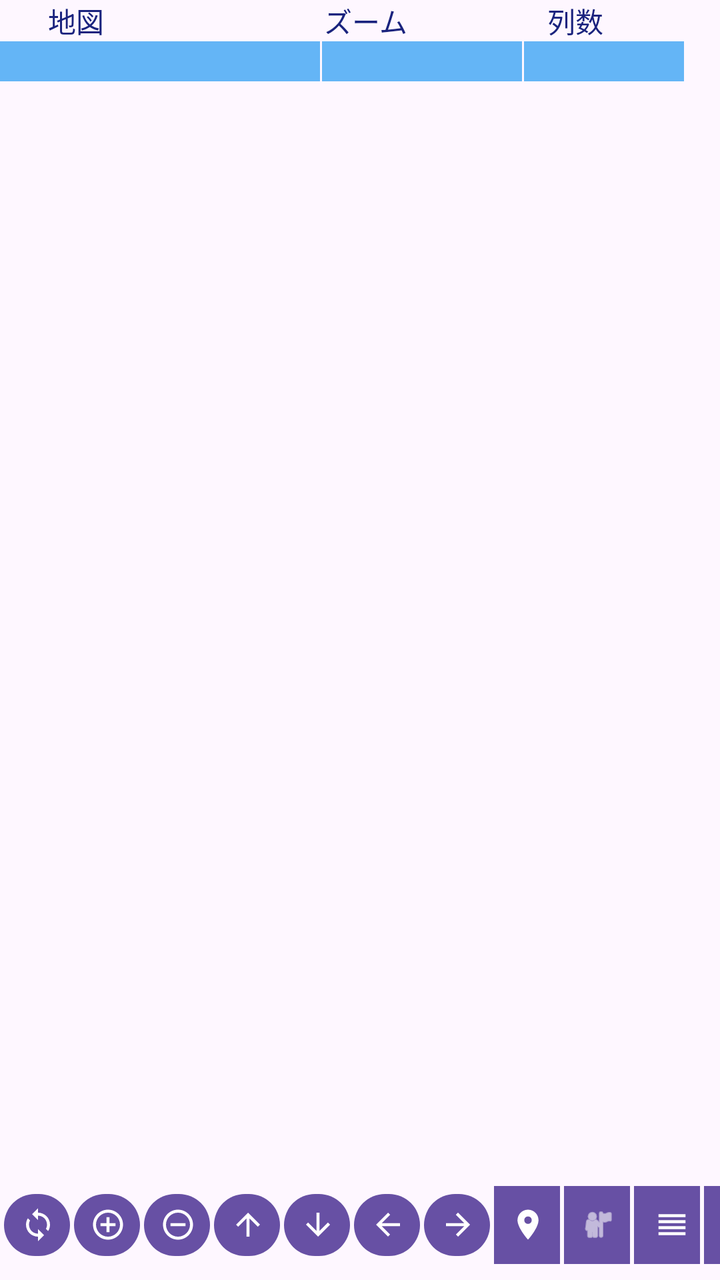
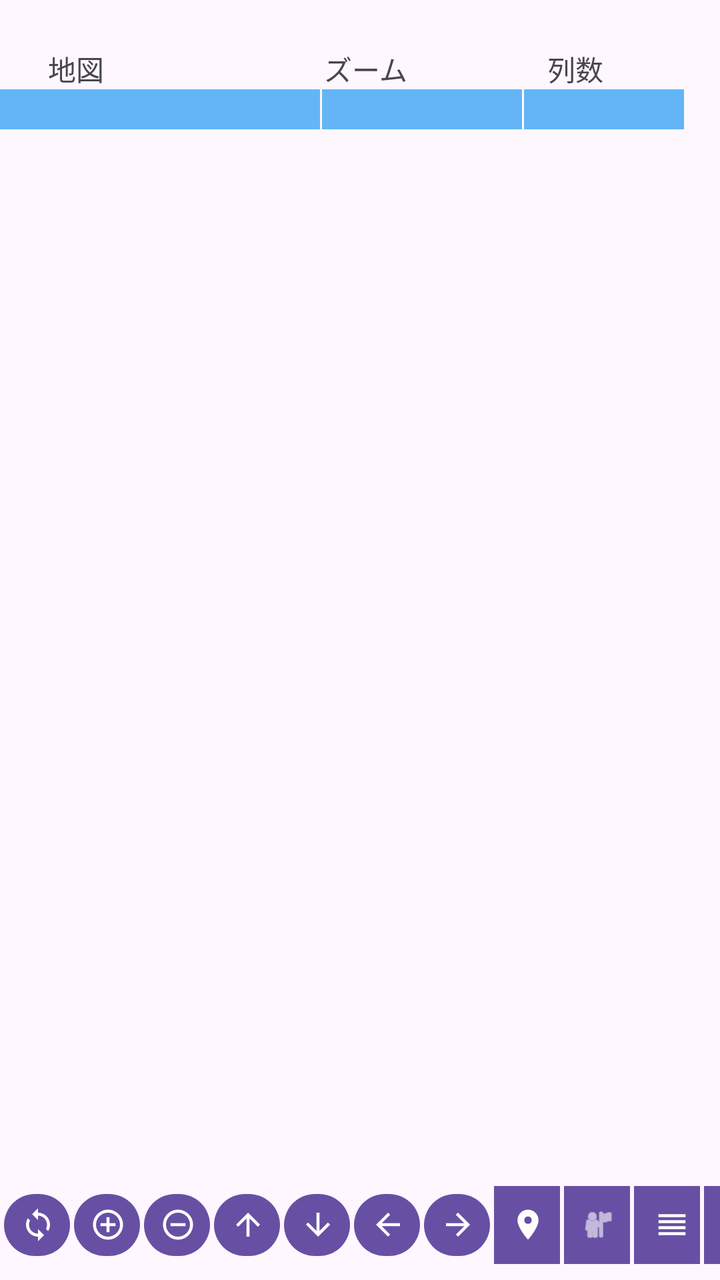

An Android layout rendered at two revisions. The XML below is the earlier revision; the diff shows what the commit changed to produce the second picture.
<!-- AndroidManifest.xml: application theme Theme.MyApplication4 -->
<!-- res/layout/activity_main.xml -->
<?xml version="1.0" encoding="utf-8"?>
<androidx.constraintlayout.widget.ConstraintLayout xmlns:android="http://schemas.android.com/apk/res/android"
    xmlns:app="http://schemas.android.com/apk/res-auto"
    xmlns:tools="http://schemas.android.com/tools"
    android:id="@+id/main"
    android:layout_width="match_parent"
    android:layout_height="match_parent"
    tools:context=".MainActivity">

    <Button
        android:id="@+id/btClockInc"
        android:layout_width="33dp"
        android:layout_height="wrap_content"
        android:layout_marginStart="2dp"
        android:layout_marginBottom="8dp"
        android:background="#FFFFFF"
        android:insetLeft="0dp"
        android:minHeight="0dp"
        android:paddingLeft="8dp"
        android:paddingRight="0dp"
        app:icon="@drawable/ic_baseline_access_time_24"
        app:layout_constraintBottom_toBottomOf="parent"
        app:layout_constraintStart_toEndOf="@+id/btGpsTraceList" />

    <Button
        android:id="@+id/btGpsTraceList"
        android:layout_width="33dp"
        android:layout_height="wrap_content"
        android:layout_marginStart="2dp"
        android:layout_marginBottom="8dp"
        android:background="#FFFFFF"
        android:insetLeft="0dp"
        android:minHeight="0dp"
        android:paddingLeft="10dp"
        android:paddingRight="0dp"
        app:icon="@drawable/outline_reorder_24"
        app:layout_constraintBottom_toBottomOf="parent"
        app:layout_constraintStart_toEndOf="@+id/btMark" />

    <Button
        android:id="@+id/btMark"
        android:layout_width="33dp"
        android:layout_height="wrap_content"
        android:layout_marginStart="2dp"
        android:layout_marginBottom="8dp"
        android:background="#FFFFFF"
        android:minHeight="0dp"
        android:paddingLeft="8dp"
        android:paddingRight="0dp"
        app:icon="@android:drawable/ic_menu_myplaces"
        app:iconPadding="8dp"
        app:layout_constraintBottom_toBottomOf="parent"
        app:layout_constraintStart_toEndOf="@+id/btGpsOn" />

    <Button
        android:id="@+id/btGpsOn"
        android:layout_width="33dp"
        android:layout_height="wrap_content"
        android:layout_marginStart="2dp"
        android:layout_marginBottom="8dp"
        android:background="#E91E63"
        android:minHeight="0dp"
        android:paddingLeft="8dp"
        android:paddingRight="0dp"
        app:icon="@drawable/ic_baseline_location_on_24"
        app:layout_constraintBottom_toBottomOf="parent"
        app:layout_constraintStart_toEndOf="@+id/btMoveRight" />

    <Button
        android:id="@+id/btZoomDown"
        android:layout_width="33dp"
        android:layout_height="wrap_content"
        android:layout_marginStart="2dp"
        android:layout_marginBottom="8dp"
        android:minHeight="0dp"
        android:paddingLeft="8dp"
        android:paddingRight="0dp"
        app:icon="@drawable/ic_baseline_remove_circle_outline_24"
        app:layout_constraintBottom_toBottomOf="parent"
        app:layout_constraintStart_toEndOf="@+id/btZoomUp" />

    <Button
        android:id="@+id/btZoomUp"
        android:layout_width="33dp"
        android:layout_height="wrap_content"
        android:layout_marginStart="2dp"
        android:layout_marginBottom="8dp"
        android:minHeight="0dp"
        android:paddingLeft="8dp"
        android:paddingRight="0dp"
        app:icon="@drawable/ic_baseline_add_circle_outline_24"
        app:layout_constraintBottom_toBottomOf="parent"
        app:layout_constraintStart_toEndOf="@+id/btRedraw" />

    <Button
        android:id="@+id/btMoveRight"
        android:layout_width="33dp"
        android:layout_height="wrap_content"
        android:layout_marginStart="2dp"
        android:layout_marginBottom="8dp"
        android:minHeight="0dp"
        android:paddingLeft="8dp"
        android:paddingRight="0dp"
        app:icon="@drawable/ic_baseline_arrow_forward_24"
        app:layout_constraintBottom_toBottomOf="parent"
        app:layout_constraintStart_toEndOf="@+id/btMoveLeft" />

    <Button
        android:id="@+id/btMoveLeft"
        android:layout_width="33dp"
        android:layout_height="wrap_content"
        android:layout_marginStart="2dp"
        android:layout_marginBottom="8dp"
        android:minHeight="0dp"
        android:paddingLeft="8dp"
        android:paddingRight="0dp"
        app:icon="@drawable/ic_baseline_arrow_back_24"
        app:layout_constraintBottom_toBottomOf="parent"
        app:layout_constraintStart_toEndOf="@+id/btMoveDown" />

    <Button
        android:id="@+id/btMoveDown"
        android:layout_width="33dp"
        android:layout_height="wrap_content"
        android:layout_marginStart="2dp"
        android:layout_marginBottom="8dp"
        android:minHeight="0dp"
        android:paddingLeft="8dp"
        android:paddingRight="0dp"
        app:icon="@drawable/ic_baseline_arrow_downward_24"
        app:layout_constraintBottom_toBottomOf="parent"
        app:layout_constraintStart_toEndOf="@+id/btMoveUp" />

    <Button
        android:id="@+id/btMoveUp"
        android:layout_width="33dp"
        android:layout_height="wrap_content"
        android:layout_marginStart="2dp"
        android:layout_marginBottom="8dp"
        android:minHeight="0dp"
        android:paddingLeft="8dp"
        android:paddingRight="0dp"
        app:icon="@drawable/ic_baseline_arrow_upward_24"
        app:layout_constraintBottom_toBottomOf="parent"
        app:layout_constraintStart_toEndOf="@+id/btZoomDown" />

    <TextView
        android:id="@+id/textView"
        android:layout_width="wrap_content"
        android:layout_height="wrap_content"
        android:layout_marginStart="24dp"
        android:text="地図"
        android:textColor="#1A237E"
        app:layout_constraintStart_toStartOf="parent"
        app:layout_constraintTop_toTopOf="parent" />

    <TextView
        android:id="@+id/textView4"
        android:layout_width="wrap_content"
        android:layout_height="wrap_content"
        android:layout_marginStart="110dp"
        android:text="ズーム"
        android:textColor="#1A237E"
        app:layout_constraintStart_toEndOf="@+id/textView"
        app:layout_constraintTop_toTopOf="parent" />

    <TextView
        android:id="@+id/textView5"
        android:layout_width="wrap_content"
        android:layout_height="wrap_content"
        android:layout_marginStart="70dp"
        android:text="列数"
        android:textColor="#1A237E"
        app:layout_constraintStart_toEndOf="@+id/textView4"
        app:layout_constraintTop_toTopOf="parent" />

    <Spinner
        android:id="@+id/spMapType"
        android:layout_width="160dp"
        android:layout_height="20dp"
        android:background="#64B5F6"
        app:layout_constraintStart_toStartOf="parent"
        app:layout_constraintTop_toBottomOf="@+id/textView" />

    <Spinner
        android:id="@+id/spZoomLevel"
        android:layout_width="100dp"
        android:layout_height="20dp"
        android:layout_marginStart="1dp"
        android:background="#64B5F6"
        app:layout_constraintStart_toEndOf="@+id/spMapType"
        app:layout_constraintTop_toBottomOf="@+id/textView4" />

    <Spinner
        android:id="@+id/spColCount"
        android:layout_width="80dp"
        android:layout_height="20dp"
        android:layout_marginStart="1dp"
        android:background="#64B5F6"
        app:layout_constraintStart_toEndOf="@+id/spZoomLevel"
        app:layout_constraintTop_toBottomOf="@+id/textView5" />

    <Button
        android:id="@+id/btRedraw"
        android:layout_width="33dp"
        android:layout_height="wrap_content"
        android:layout_marginStart="2dp"
        android:layout_marginBottom="8dp"
        android:minHeight="0dp"
        android:paddingLeft="8dp"
        android:paddingRight="0dp"
        app:icon="@drawable/ic_baseline_sync_24"
        app:layout_constraintBottom_toBottomOf="parent"
        app:layout_constraintStart_toStartOf="parent" />

    <LinearLayout
        android:id="@+id/linearLayoutMap"
        android:layout_width="0dp"
        android:layout_height="0dp"
        android:orientation="vertical"
        app:layout_constraintBottom_toTopOf="@+id/btRedraw"
        app:layout_constraintEnd_toEndOf="parent"
        app:layout_constraintStart_toStartOf="parent"
        app:layout_constraintTop_toBottomOf="@+id/spMapType">

    </LinearLayout>

</androidx.constraintlayout.widget.ConstraintLayout>
<!-- resources referenced by this layout -->
<resources>
  <!-- drawable ic_baseline_arrow_back_24 (drawable) -->
  <vector xmlns:android="http://schemas.android.com/apk/res/android"
      android:width="24dp"
      android:height="24dp"
      android:viewportWidth="24"
      android:viewportHeight="24"
      android:tint="?attr/colorControlNormal"
      android:autoMirrored="true">
    <path
        android:fillColor="@android:color/white"
        android:pathData="M20,11H7.83l5.59,-5.59L12,4l-8,8 8,8 1.41,-1.41L7.83,13H20v-2z"/>
  </vector>
  <!-- drawable ic_baseline_arrow_downward_24 (drawable) -->
  <vector xmlns:android="http://schemas.android.com/apk/res/android"
      android:width="24dp"
      android:height="24dp"
      android:viewportWidth="24"
      android:viewportHeight="24"
      android:tint="?attr/colorControlNormal">
    <path
        android:fillColor="@android:color/white"
        android:pathData="M20,12l-1.41,-1.41L13,16.17V4h-2v12.17l-5.58,-5.59L4,12l8,8 8,-8z"/>
  </vector>
  <!-- drawable ic_baseline_arrow_forward_24 (drawable) -->
  <vector xmlns:android="http://schemas.android.com/apk/res/android"
      android:width="24dp"
      android:height="24dp"
      android:viewportWidth="24"
      android:viewportHeight="24"
      android:tint="?attr/colorControlNormal"
      android:autoMirrored="true">
    <path
        android:fillColor="@android:color/white"
        android:pathData="M12,4l-1.41,1.41L16.17,11H4v2h12.17l-5.58,5.59L12,20l8,-8z"/>
  </vector>
  <!-- drawable ic_baseline_arrow_upward_24 (drawable) -->
  <vector xmlns:android="http://schemas.android.com/apk/res/android"
      android:width="24dp"
      android:height="24dp"
      android:viewportWidth="24"
      android:viewportHeight="24"
      android:tint="?attr/colorControlNormal">
    <path
        android:fillColor="@android:color/white"
        android:pathData="M4,12l1.41,1.41L11,7.83V20h2V7.83l5.58,5.59L20,12l-8,-8 -8,8z"/>
  </vector>
  <!-- drawable ic_baseline_location_on_24 (drawable) -->
  <vector xmlns:android="http://schemas.android.com/apk/res/android"
      android:width="24dp"
      android:height="24dp"
      android:viewportWidth="24"
      android:viewportHeight="24"
      android:tint="?attr/colorControlNormal">
    <path
        android:fillColor="@android:color/white"
        android:pathData="M12,2C8.13,2 5,5.13 5,9c0,5.25 7,13 7,13s7,-7.75 7,-13c0,-3.87 -3.13,-7 -7,-7zM12,11.5c-1.38,0 -2.5,-1.12 -2.5,-2.5s1.12,-2.5 2.5,-2.5 2.5,1.12 2.5,2.5 -1.12,2.5 -2.5,2.5z"/>
  </vector>
  <!-- drawable ic_baseline_remove_circle_outline_24 (drawable) -->
  <vector xmlns:android="http://schemas.android.com/apk/res/android"
      android:width="24dp"
      android:height="24dp"
      android:viewportWidth="24"
      android:viewportHeight="24"
      android:tint="?attr/colorControlNormal">
    <path
        android:fillColor="@android:color/white"
        android:pathData="M7,11v2h10v-2L7,11zM12,2C6.48,2 2,6.48 2,12s4.48,10 10,10 10,-4.48 10,-10S17.52,2 12,2zM12,20c-4.41,0 -8,-3.59 -8,-8s3.59,-8 8,-8 8,3.59 8,8 -3.59,8 -8,8z"/>
  </vector>
  <!-- drawable outline_reorder_24 (drawable) -->
  <vector xmlns:android="http://schemas.android.com/apk/res/android" android:height="24dp" android:tint="#000000" android:viewportHeight="960" android:viewportWidth="960" android:width="24dp">
        
      <path android:fillColor="@android:color/white" android:pathData="M120,760L120,680L840,680L840,760L120,760ZM120,600L120,520L840,520L840,600L120,600ZM120,440L120,360L840,360L840,440L120,440ZM120,280L120,200L840,200L840,280L120,280Z"/>
      
  </vector>
  <style name="Theme.MyApplication4" parent="Base.Theme.MyApplication4" />
  <style name="Base.Theme.MyApplication4" parent="Theme.Material3.DayNight">
          
          
      </style>
  <!-- unchanged entries left out for length: 3 -->
</resources>

<!-- the commit's change to res/layout/activity_main.xml (unified diff, before → after) -->
@@ -149,8 +149,8 @@
         android:layout_width="wrap_content"
         android:layout_height="wrap_content"
         android:layout_marginStart="24dp"
+        android:layout_marginTop="24dp"
         android:text="地図"
-        android:textColor="#1A237E"
         app:layout_constraintStart_toStartOf="parent"
         app:layout_constraintTop_toTopOf="parent" />
 
@@ -159,8 +159,8 @@
         android:layout_width="wrap_content"
         android:layout_height="wrap_content"
         android:layout_marginStart="110dp"
+        android:layout_marginTop="24dp"
         android:text="ズーム"
-        android:textColor="#1A237E"
         app:layout_constraintStart_toEndOf="@+id/textView"
         app:layout_constraintTop_toTopOf="parent" />
 
@@ -169,8 +169,8 @@
         android:layout_width="wrap_content"
         android:layout_height="wrap_content"
         android:layout_marginStart="70dp"
+        android:layout_marginTop="24dp"
         android:text="列数"
-        android:textColor="#1A237E"
         app:layout_constraintStart_toEndOf="@+id/textView4"
         app:layout_constraintTop_toTopOf="parent" />
 
